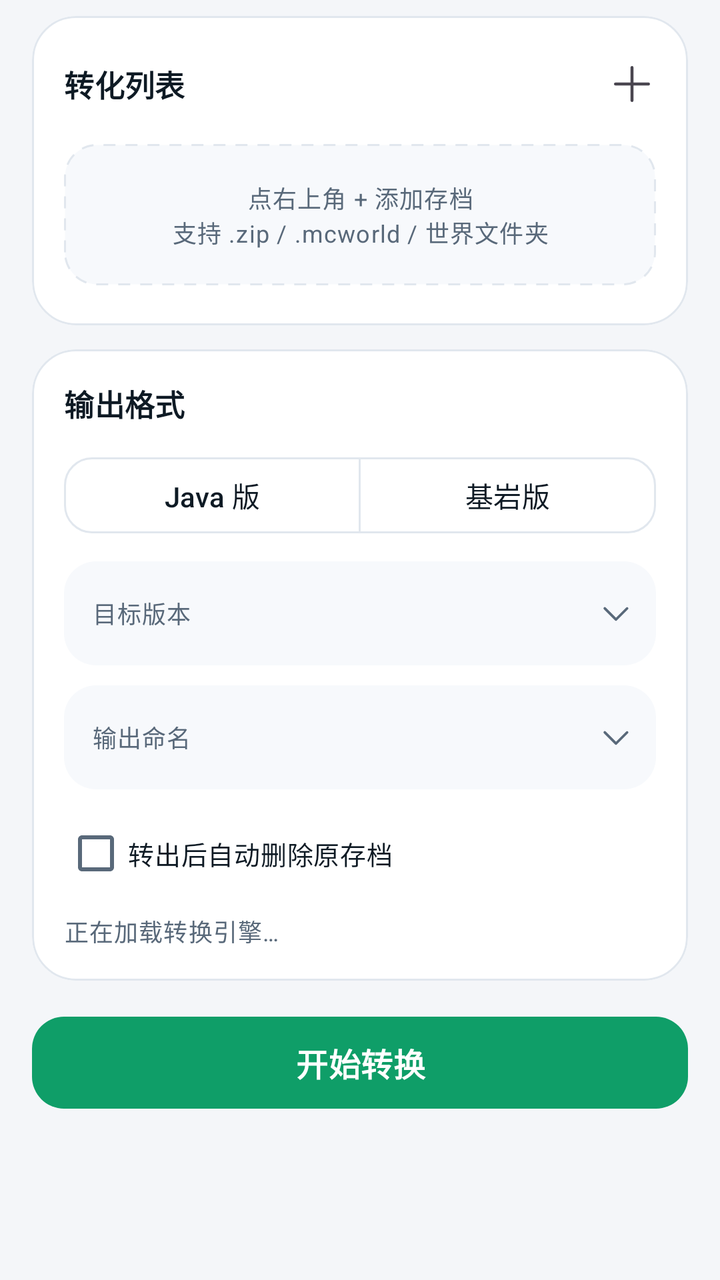
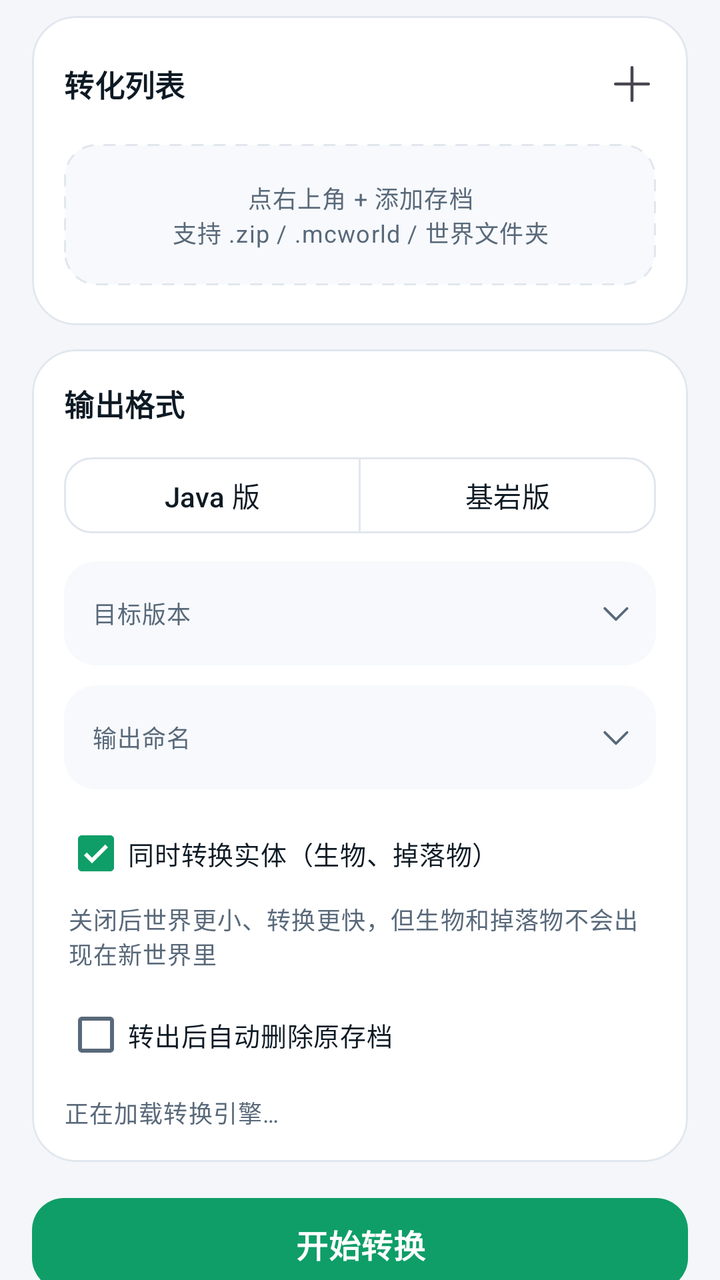

Compare the two renders of this Android layout. The source of the first and the diff that turns it into the second are given below.
<!-- AndroidManifest.xml: application theme Theme.LiteChunk -->
<!-- res/layout/fragment_convert.xml -->
<?xml version="1.0" encoding="utf-8"?>
<androidx.core.widget.NestedScrollView xmlns:android="http://schemas.android.com/apk/res/android"
    xmlns:app="http://schemas.android.com/apk/res-auto"
    android:layout_width="match_parent"
    android:layout_height="match_parent"
    android:clipToPadding="false"
    android:fillViewport="true"
    android:scrollbars="none">

    <LinearLayout
        android:layout_width="match_parent"
        android:layout_height="wrap_content"
        android:orientation="vertical"
        android:paddingStart="16dp"
        android:paddingTop="8dp"
        android:paddingEnd="16dp"
        android:paddingBottom="48dp">

        
        <com.google.android.material.card.MaterialCardView
            style="@style/Widget.LiteChunk.Card"
            android:layout_width="match_parent"
            android:layout_height="wrap_content">

            <LinearLayout
                android:layout_width="match_parent"
                android:layout_height="wrap_content"
                android:orientation="vertical"
                android:paddingStart="16dp"
                android:paddingTop="14dp"
                android:paddingEnd="8dp"
                android:paddingBottom="14dp">

                <LinearLayout
                    android:layout_width="match_parent"
                    android:layout_height="wrap_content"
                    android:gravity="center_vertical"
                    android:orientation="horizontal">

                    <TextView
                        android:layout_width="0dp"
                        android:layout_height="wrap_content"
                        android:layout_weight="1"
                        android:text="@string/fragment_convert_01"
                        android:textAppearance="@style/Text.LiteChunk.Section" />

                    <TextView
                        android:id="@+id/tvQueueCount"
                        android:layout_width="wrap_content"
                        android:layout_height="wrap_content"
                        android:layout_marginEnd="6dp"
                        android:textAppearance="@style/Text.LiteChunk.Caption" />

                    <ImageButton
                        android:id="@+id/btnAdd"
                        android:layout_width="40dp"
                        android:layout_height="40dp"
                        android:background="?attr/selectableItemBackgroundBorderless"
                        android:contentDescription="@string/fragment_convert_17"
                        android:src="@drawable/ic_add" />
                </LinearLayout>

                <TextView
                    android:id="@+id/tvQueueEmpty"
                    android:layout_width="match_parent"
                    android:layout_height="wrap_content"
                    android:layout_marginTop="10dp"
                    android:layout_marginEnd="8dp"
                    android:layout_marginBottom="6dp"
                    android:background="@drawable/bg_picker"
                    android:gravity="center"
                    android:padding="18dp"
                    android:text="@string/fragment_convert_02"
                    android:textAppearance="@style/Text.LiteChunk.Caption" />

                <androidx.recyclerview.widget.RecyclerView
                    android:id="@+id/rvQueue"
                    android:layout_width="match_parent"
                    android:layout_height="wrap_content"
                    android:layout_marginEnd="8dp"
                    android:nestedScrollingEnabled="false"
                    android:overScrollMode="never" />

                <TextView
                    android:id="@+id/tvQueueHint"
                    android:layout_width="match_parent"
                    android:layout_height="wrap_content"
                    android:layout_marginTop="4dp"
                    android:layout_marginEnd="8dp"
                    android:text="@string/fragment_convert_03"
                    android:textAppearance="@style/Text.LiteChunk.Caption"
                    android:visibility="gone" />
            </LinearLayout>
        </com.google.android.material.card.MaterialCardView>

        
        <com.google.android.material.card.MaterialCardView
            style="@style/Widget.LiteChunk.Card"
            android:layout_width="match_parent"
            android:layout_height="wrap_content"
            android:layout_marginTop="12dp">

            <LinearLayout
                android:layout_width="match_parent"
                android:layout_height="wrap_content"
                android:orientation="vertical"
                android:padding="16dp">

                <TextView
                    android:layout_width="wrap_content"
                    android:layout_height="wrap_content"
                    android:text="@string/fragment_convert_04"
                    android:textAppearance="@style/Text.LiteChunk.Section" />

                <com.google.android.material.button.MaterialButtonToggleGroup
                    android:id="@+id/toggleEdition"
                    android:layout_width="match_parent"
                    android:layout_height="wrap_content"
                    android:layout_marginTop="12dp"
                    app:selectionRequired="true"
                    app:singleSelection="true">

                    <com.google.android.material.button.MaterialButton
                        android:id="@+id/btnJava"
                        style="@style/Widget.Material3.Button.OutlinedButton"
                        android:layout_width="0dp"
                        android:layout_height="46dp"
                        android:layout_weight="1"
                        android:text="@string/fragment_convert_05"
                        android:textSize="14sp"
                        app:cornerRadius="14dp" />

                    <com.google.android.material.button.MaterialButton
                        android:id="@+id/btnBedrock"
                        style="@style/Widget.Material3.Button.OutlinedButton"
                        android:layout_width="0dp"
                        android:layout_height="46dp"
                        android:layout_weight="1"
                        android:text="@string/fragment_convert_06"
                        android:textSize="14sp"
                        app:cornerRadius="14dp" />
                </com.google.android.material.button.MaterialButtonToggleGroup>

                <LinearLayout
                    android:id="@+id/rowVersion"
                    android:layout_width="match_parent"
                    android:layout_height="52dp"
                    android:layout_marginTop="10dp"
                    android:background="@drawable/bg_row"
                    android:clickable="true"
                    android:focusable="true"
                    android:gravity="center_vertical"
                    android:orientation="horizontal"
                    android:paddingStart="14dp"
                    android:paddingEnd="10dp">

                    <TextView
                        android:layout_width="wrap_content"
                        android:layout_height="wrap_content"
                        android:text="@string/fragment_convert_07"
                        android:textAppearance="@style/Text.LiteChunk.Caption" />

                    <TextView
                        android:id="@+id/tvVersion"
                        android:layout_width="0dp"
                        android:layout_height="wrap_content"
                        android:layout_marginStart="12dp"
                        android:layout_weight="1"
                        android:textColor="@color/text"
                        android:textSize="14sp"
                        android:textStyle="bold" />

                    <ImageView
                        android:layout_width="20dp"
                        android:layout_height="20dp"
                        android:contentDescription="@null"
                        android:src="@drawable/ic_expand_more"
                        app:tint="@color/text_dim" />
                </LinearLayout>

                <LinearLayout
                    android:id="@+id/rowNaming"
                    android:layout_width="match_parent"
                    android:layout_height="52dp"
                    android:layout_marginTop="10dp"
                    android:background="@drawable/bg_row"
                    android:clickable="true"
                    android:focusable="true"
                    android:gravity="center_vertical"
                    android:orientation="horizontal"
                    android:paddingStart="14dp"
                    android:paddingEnd="10dp">

                    <TextView
                        android:layout_width="wrap_content"
                        android:layout_height="wrap_content"
                        android:text="@string/fragment_convert_08"
                        android:textAppearance="@style/Text.LiteChunk.Caption" />

                    <TextView
                        android:id="@+id/tvNamingPreview"
                        android:layout_width="0dp"
                        android:layout_height="wrap_content"
                        android:layout_marginStart="12dp"
                        android:layout_weight="1"
                        android:ellipsize="middle"
                        android:singleLine="true"
                        android:textColor="@color/text"
                        android:textSize="14sp"
                        android:textStyle="bold" />

                    <ImageView
                        android:layout_width="20dp"
                        android:layout_height="20dp"
                        android:contentDescription="@null"
                        android:src="@drawable/ic_expand_more"
                        app:tint="@color/text_dim" />
                </LinearLayout>

                <com.google.android.material.checkbox.MaterialCheckBox
                    android:id="@+id/cbDeleteSource"
                    android:layout_width="match_parent"
                    android:layout_height="wrap_content"
                    android:layout_marginTop="8dp"
                    android:checked="false"
                    android:text="@string/fragment_convert_09"
                    android:textColor="@color/text"
                    android:textSize="13sp" />

                <TextView
                    android:id="@+id/tvEngine"
                    android:layout_width="match_parent"
                    android:layout_height="wrap_content"
                    android:layout_marginTop="6dp"
                    android:text="@string/fragment_convert_10"
                    android:textAppearance="@style/Text.LiteChunk.Caption" />
            </LinearLayout>
        </com.google.android.material.card.MaterialCardView>

        <com.google.android.material.button.MaterialButton
            android:id="@+id/btnConvert"
            style="@style/Widget.LiteChunk.PrimaryButton"
            android:layout_width="match_parent"
            android:layout_height="54dp"
            android:layout_marginTop="14dp"
            android:enabled="false"
            android:text="@string/fragment_convert_11" />

        
        <com.google.android.material.card.MaterialCardView
            android:id="@+id/cardProgress"
            style="@style/Widget.LiteChunk.Card"
            android:layout_width="match_parent"
            android:layout_height="wrap_content"
            android:layout_marginTop="12dp"
            android:visibility="gone">

            <LinearLayout
                android:layout_width="match_parent"
                android:layout_height="wrap_content"
                android:orientation="vertical"
                android:padding="16dp">

                <LinearLayout
                    android:layout_width="match_parent"
                    android:layout_height="wrap_content"
                    android:gravity="center_vertical"
                    android:orientation="horizontal">

                    <TextView
                        android:id="@+id/tvProgressTitle"
                        android:layout_width="0dp"
                        android:layout_height="wrap_content"
                        android:layout_weight="1"
                        android:textColor="@color/text"
                        android:textSize="14sp"
                        android:textStyle="bold" />

                    <TextView
                        android:id="@+id/tvProgressPercent"
                        android:layout_width="wrap_content"
                        android:layout_height="wrap_content"
                        android:textColor="@color/accent"
                        android:textSize="14sp"
                        android:textStyle="bold" />
                </LinearLayout>

                <com.google.android.material.progressindicator.LinearProgressIndicator
                    android:id="@+id/progress"
                    android:layout_width="match_parent"
                    android:layout_height="wrap_content"
                    android:layout_marginTop="10dp"
                    app:indicatorColor="@color/accent"
                    app:trackColor="@color/surface_high"
                    app:trackCornerRadius="4dp"
                    app:trackThickness="8dp" />

                <TextView
                    android:id="@+id/tvStage"
                    android:layout_width="match_parent"
                    android:layout_height="wrap_content"
                    android:layout_marginTop="10dp"
                    android:textAppearance="@style/Text.LiteChunk.Caption" />

                
                <TextView
                    android:id="@+id/tvQuote"
                    android:layout_width="match_parent"
                    android:layout_height="wrap_content"
                    android:layout_marginTop="4dp"
                    android:ellipsize="end"
                    android:maxLines="2"
                    android:textAppearance="@style/Text.LiteChunk.Caption"
                    android:textColor="@color/text_faint" />

                <LinearLayout
                    android:layout_width="match_parent"
                    android:layout_height="wrap_content"
                    android:layout_marginTop="10dp"
                    android:gravity="center_vertical"
                    android:orientation="horizontal">

                    <com.google.android.material.button.MaterialButton
                        android:id="@+id/btnCancel"
                        style="@style/Widget.LiteChunk.OutlinedButton"
                        android:layout_width="wrap_content"
                        android:layout_height="44dp"
                        android:text="@string/fragment_convert_12" />

                </LinearLayout>
            </LinearLayout>
        </com.google.android.material.card.MaterialCardView>

        
        <com.google.android.material.card.MaterialCardView
            android:id="@+id/cardOutputs"
            style="@style/Widget.LiteChunk.Card"
            android:layout_width="match_parent"
            android:layout_height="wrap_content"
            android:layout_marginTop="12dp"
            android:visibility="gone">

            <LinearLayout
                android:layout_width="match_parent"
                android:layout_height="wrap_content"
                android:orientation="vertical"
                android:paddingStart="16dp"
                android:paddingTop="14dp"
                android:paddingEnd="16dp"
                android:paddingBottom="14dp">

                <TextView
                    android:layout_width="wrap_content"
                    android:layout_height="wrap_content"
                    android:text="@string/fragment_convert_13"
                    android:textAppearance="@style/Text.LiteChunk.Section" />

                <androidx.recyclerview.widget.RecyclerView
                    android:id="@+id/rvOutputs"
                    android:layout_width="match_parent"
                    android:layout_height="wrap_content"
                    android:layout_marginTop="8dp"
                    android:nestedScrollingEnabled="false"
                    android:overScrollMode="never" />

                <TextView
                    android:id="@+id/tvGoFiles"
                    android:layout_width="wrap_content"
                    android:layout_height="wrap_content"
                    android:layout_marginTop="4dp"
                    android:paddingTop="8dp"
                    android:paddingBottom="8dp"
                    android:text="@string/fragment_convert_14"
                    android:textColor="@color/accent"
                    android:textSize="13sp" />
            </LinearLayout>
        </com.google.android.material.card.MaterialCardView>

        
        <com.google.android.material.card.MaterialCardView
            android:id="@+id/cardError"
            style="@style/Widget.LiteChunk.Card"
            android:layout_width="match_parent"
            android:layout_height="wrap_content"
            android:layout_marginTop="12dp"
            android:visibility="gone">

            <LinearLayout
                android:layout_width="match_parent"
                android:layout_height="wrap_content"
                android:orientation="vertical"
                android:padding="16dp">

                <TextView
                    android:layout_width="wrap_content"
                    android:layout_height="wrap_content"
                    android:text="@string/fragment_convert_15"
                    android:textColor="@color/danger"
                    android:textSize="14sp"
                    android:textStyle="bold" />

                <TextView
                    android:id="@+id/tvError"
                    android:layout_width="match_parent"
                    android:layout_height="wrap_content"
                    android:layout_marginTop="6dp"
                    android:textAppearance="@style/Text.LiteChunk.Caption" />

                <com.google.android.material.button.MaterialButton
                    android:id="@+id/btnDismissError"
                    style="@style/Widget.LiteChunk.TextButton"
                    android:layout_width="wrap_content"
                    android:layout_height="wrap_content"
                    android:layout_marginTop="4dp"
                    android:text="@string/fragment_convert_16" />
            </LinearLayout>
        </com.google.android.material.card.MaterialCardView>

    </LinearLayout>
</androidx.core.widget.NestedScrollView>
<!-- resources referenced by this layout -->
<resources>
  <color name="accent">#FF0F9E68</color>
  <color name="danger">#FFD92D20</color>
  <color name="surface_high">#FFF2F5F9</color>
  <color name="text">#FF0E1A24</color>
  <color name="text_dim">#FF59697A</color>
  <color name="text_faint">#FF8B9AA8</color>
  <!-- drawable bg_row (drawable) -->
  <?xml version="1.0" encoding="utf-8"?>
  <ripple xmlns:android="http://schemas.android.com/apk/res/android"
      android:color="@color/accent_24">
      <item>
          <shape android:shape="rectangle">
              <corners android:radius="16dp" />
              <solid android:color="@color/row_bg" />
          </shape>
      </item>
  </ripple>
  <string name="fragment_convert_01">转化列表</string>
  <string name="fragment_convert_02">点右上角 + 添加存档\n支持 .zip / .mcworld / 世界文件夹</string>
  <string name="fragment_convert_03">左滑或右滑可快速移除，也可以点右侧删除按钮</string>
  <string name="fragment_convert_04">输出格式</string>
  <string name="fragment_convert_05">Java 版</string>
  <string name="fragment_convert_06">基岩版</string>
  <string name="fragment_convert_07">目标版本</string>
  <string name="fragment_convert_08">输出命名</string>
  <string name="fragment_convert_09">转出后自动删除原存档</string>
  <string name="fragment_convert_10">正在加载转换引擎…</string>
  <string name="fragment_convert_11">开始转换</string>
  <string name="fragment_convert_12">取消</string>
  <string name="fragment_convert_13">本轮输出</string>
  <string name="fragment_convert_14">前往文件页管理全部输出 ›</string>
  <string name="fragment_convert_15">转换失败</string>
  <string name="fragment_convert_16">知道了</string>
  <string name="fragment_convert_17">添加存档</string>
  <style name="Text.LiteChunk.Caption" parent="TextAppearance.Material3.BodySmall">
          <item name="android:textColor">@color/text_dim</item>
          <item name="android:textSize">12sp</item>
      </style>
  <style name="Text.LiteChunk.Section" parent="TextAppearance.Material3.TitleMedium">
          <item name="android:textColor">@color/text</item>
          <item name="android:textSize">15sp</item>
          <item name="android:textStyle">bold</item>
      </style>
  <style name="Widget.LiteChunk.Card" parent="Widget.Material3.CardView.Outlined">
          <item name="cardCornerRadius">22dp</item>
          <item name="cardElevation">0dp</item>
          <item name="strokeColor">@color/divider</item>
          <item name="strokeWidth">1dp</item>
          <item name="cardBackgroundColor">@color/surface</item>
      </style>
  <style name="Widget.LiteChunk.OutlinedButton" parent="Widget.Material3.Button.OutlinedButton">
          <item name="android:layout_height">44dp</item>
          <item name="cornerRadius">14dp</item>
          <item name="strokeColor">@color/divider</item>
          <item name="android:textColor">@color/text</item>
          <item name="android:textSize">13sp</item>
      </style>
  <style name="Widget.LiteChunk.TextButton" parent="Widget.Material3.Button.TextButton">
          <item name="android:textColor">@color/accent</item>
          <item name="android:textSize">14sp</item>
      </style>
  <color name="row_bg_pressed">#FFEDF1F6</color>
  <color name="accent_24">#3D0F9E68</color>
  <color name="row_bg">#FFF7F9FC</color>
  <color name="divider">#FFE1E7EE</color>
  <color name="surface">#FFFFFFFF</color>
  <color name="white">#FFFFFFFF</color>
  <color name="accent_container">#FFE1F5EC</color>
  <color name="accent_alt">#FF2568CE</color>
  <color name="accent_alt_container">#FFE6EFFC</color>
  <color name="bg">#FFF4F6F9</color>
  <!-- unchanged entries left out for length: 5 -->
</resources>

<!-- the commit's change to res/layout/fragment_convert.xml (unified diff, before → after) -->
@@ -218,6 +218,24 @@
                 </LinearLayout>
 
                 <com.google.android.material.checkbox.MaterialCheckBox
+                    android:id="@+id/cbConvertEntities"
+                    android:layout_width="match_parent"
+                    android:layout_height="wrap_content"
+                    android:layout_marginTop="8dp"
+                    android:checked="true"
+                    android:text="@string/convert_entities"
+                    android:textColor="@color/text"
+                    android:textSize="13sp" />
+
+                <TextView
+                    android:layout_width="match_parent"
+                    android:layout_height="wrap_content"
+                    android:paddingStart="2dp"
+                    android:paddingEnd="2dp"
+                    android:text="@string/convert_entities_hint"
+                    android:textAppearance="@style/Text.LiteChunk.Caption" />
+
+                <com.google.android.material.checkbox.MaterialCheckBox
                     android:id="@+id/cbDeleteSource"
                     android:layout_width="match_parent"
                     android:layout_height="wrap_content"
<!-- resource entries referenced after the edit -->
@@ -17,6 +17,8 @@
           </shape>
       </item>
   </ripple>
+  <string name="convert_entities">同时转换实体（生物、掉落物）</string>
+  <string name="convert_entities_hint">关闭后世界更小、转换更快，但生物和掉落物不会出现在新世界里</string>
   <string name="fragment_convert_01">转化列表</string>
   <string name="fragment_convert_02">点右上角 + 添加存档\n支持 .zip / .mcworld / 世界文件夹</string>
   <string name="fragment_convert_03">左滑或右滑可快速移除，也可以点右侧删除按钮</string>
